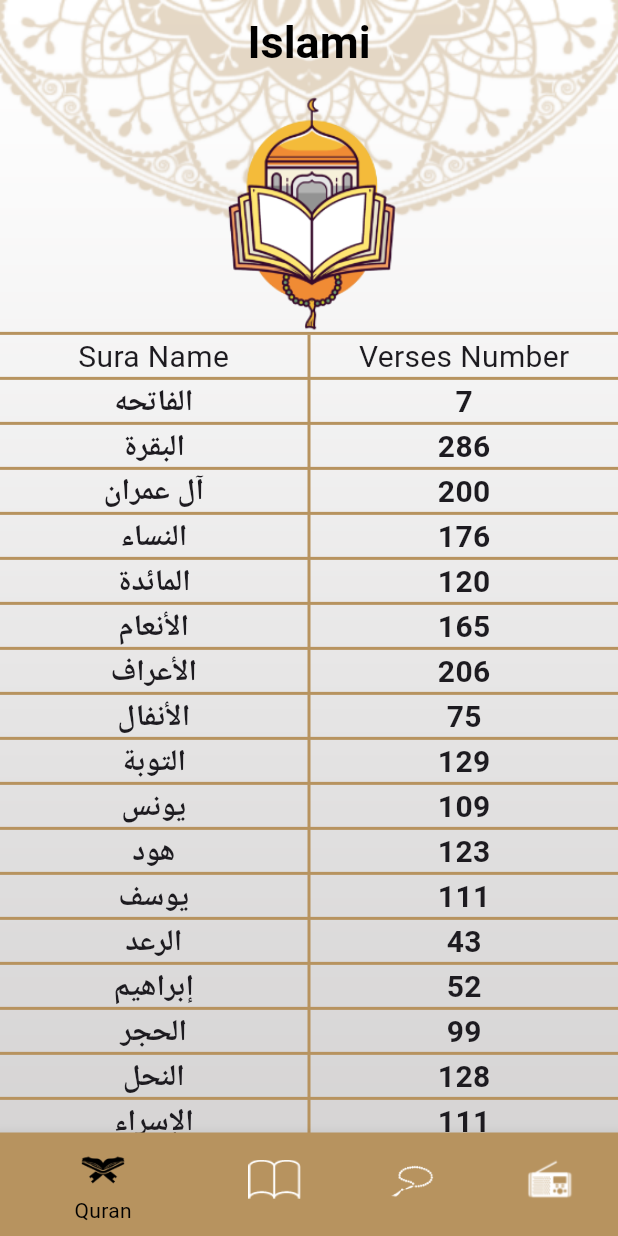
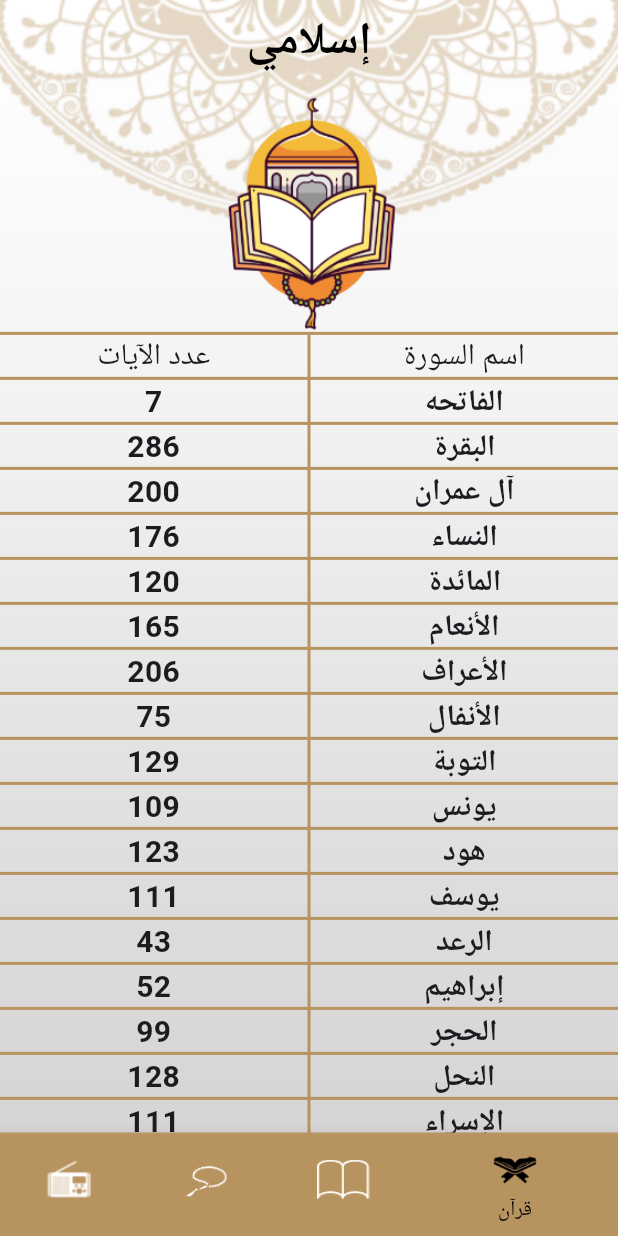
Before and after one commit to YomnaIbrahim4/islamy, a Flutter app: the screen it shows after launch, on a phone screen of 412 x 824 dp. Run offline on Flutter 3.47's test engine with Material 3 defaults, Android fonts, the phone set to English and light mode, and no system bars; generated files the repository leaves out were written again.

Commit message:
+ add localization to Islami project

```diff
--- /dev/null
+++ b/l10n.yaml
@@ -0,0 +1,3 @@
+arb-dir: lib/l10n
+template-arb-file: app_en.arb
+output-localization-file: app_localizations.dart
--- a/lib/home/home_screen.dart
+++ b/lib/home/home_screen.dart
@@ -3,6 +3,7 @@
 import 'package:islami_project/home/tabs/quran_tab.dart';
 import 'package:islami_project/home/tabs/radio_tab.dart';
 import 'package:islami_project/home/tabs/sebha_tab.dart';
+import 'package:flutter_gen/gen_l10n/app_localizations.dart';
 
 class HomeScreen extends StatefulWidget {
   static const String routeName = "Home";
@@ -32,7 +33,7 @@
       ),
         child: Scaffold(
           appBar: AppBar(
-            title: Text("Islami"),
+            title: Text(AppLocalizations.of(context)!.app_name),
           ),
           body: tabs[selectedIndex],
           bottomNavigationBar: BottomNavigationBar(
@@ -48,28 +49,28 @@
                     icon: ImageIcon(
                         AssetImage("assets/images/icon_quran.png"),
                     ),
-                  label: "Quran",
+                  label: AppLocalizations.of(context)!.quran,
                 ),
                 BottomNavigationBarItem(
                   backgroundColor: Theme.of(context).colorScheme.primary,
                     icon: ImageIcon(
                         AssetImage("assets/images/icon_hadeth.png"),
                     ),
-                  label: "Ahadeth",
+                  label:AppLocalizations.of(context)!.ahadeth,
                 ),
                 BottomNavigationBarItem(
                   backgroundColor: Theme.of(context).colorScheme.primary,
                     icon: ImageIcon(
                         AssetImage("assets/images/icon_sebha.png"),
                     ),
-                  label: "Tasbeeh",
+                  label: AppLocalizations.of(context)!.tasbeeh,
                 ),
                 BottomNavigationBarItem(
                   backgroundColor: Theme.of(context).colorScheme.primary,
                     icon: ImageIcon(
                         AssetImage("assets/images/icon_radio.png"),
                     ),
-                  label: "Radio",
+                  label: AppLocalizations.of(context)!.radio,
                 ),
               ],
           ),
--- a/lib/home/tabs/ahadeth_tab.dart
+++ b/lib/home/tabs/ahadeth_tab.dart
@@ -2,6 +2,7 @@
 import 'package:flutter/services.dart';
 import 'package:islami_project/ahadeth_details/ahadeth_details_screen.dart';
 import 'package:islami_project/home/hadeth.dart';
+import 'package:flutter_gen/gen_l10n/app_localizations.dart';
 
 class AhadethTab extends StatefulWidget {
 
@@ -26,7 +27,7 @@
                Image.asset("assets/images/hadith_header.png")),
         Divider(),
         Text(
-          "Ahadeth",
+          AppLocalizations.of(context)!.ahadeth,
           style: TextStyle(
             fontSize: 25,
             fontWeight: FontWeight.w600,
--- a/lib/home/tabs/quran_tab.dart
+++ b/lib/home/tabs/quran_tab.dart
@@ -1,6 +1,7 @@
 import 'package:flutter/material.dart';
 
 import '../sura_name_widget.dart';
+import 'package:flutter_gen/gen_l10n/app_localizations.dart';
 
 class QuranTab extends StatelessWidget {
   List<String> suraNames = [
@@ -35,7 +36,7 @@
             Expanded(
               child: Text(
                 textAlign: TextAlign.center,
-                  "Sura Name",
+                 AppLocalizations.of(context)!.sura_name,
                 style: TextStyle(
                   fontSize: 20,
                 ),
@@ -50,7 +51,7 @@
             ),
             Expanded(
               child: Text(
-                  "Verses Number",
+                  AppLocalizations.of(context)!.verses_number,
                 textAlign: TextAlign.center,
                 style: TextStyle(
                   fontSize: 20,
--- /dev/null
+++ b/lib/l10n/app_ar.arb
@@ -0,0 +1,11 @@
+{
+  "app_name": "إسلامي",
+  "sura_name": "اسم السورة",
+  "verses_number": "عدد الآيات",
+  "quran": "قرآن",
+  "ahadeth": "أحاديث",
+  "tasbeeh": "تسبيح",
+  "radio": "إذاعة"
+
+
+}
--- a/lib/main.dart
+++ b/lib/main.dart
@@ -1,7 +1,9 @@
 import 'package:flutter/material.dart';
+import 'package:flutter_localizations/flutter_localizations.dart';
 import 'package:islami_project/ahadeth_details/ahadeth_details_screen.dart';
 import 'package:islami_project/home/home_screen.dart';
 import 'package:islami_project/quran_details/quran_details_screen.dart';
+import 'package:flutter_gen/gen_l10n/app_localizations.dart';
 
 void main() {
 
@@ -17,6 +19,17 @@
   Widget build(BuildContext context) {
     return MaterialApp(
       title: 'Flutter Demo',
+      localizationsDelegates: [
+        AppLocalizations.delegate,
+        GlobalMaterialLocalizations.delegate,
+        GlobalWidgetsLocalizations.delegate,
+        GlobalCupertinoLocalizations.delegate,
+      ],
+      supportedLocales: [
+        Locale("en"), // English
+        Locale("ar"), // Arabic
+      ],
+      locale: Locale("ar"),
       theme: ThemeData(
         appBarTheme: AppBarTheme(
           backgroundColor: Colors.transparent,
--- a/pubspec.yaml
+++ b/pubspec.yaml
@@ -35,6 +35,9 @@
   # The following adds the Cupertino Icons font to your application.
   # Use with the CupertinoIcons class for iOS style icons.
   cupertino_icons: ^1.0.8
+  flutter_localizations:
+    sdk: flutter
+  intl: any
 
 dev_dependencies:
   flutter_test:
@@ -52,6 +55,7 @@
 
 # The following section is specific to Flutter packages.
 flutter:
+  generate: true
 
   # The following line ensures that the Material Icons font is
   # included with your application, so that you can use the icons in
```
Also changed, not shown: lib/l10n/app_en.arb (added, +11 -0 lines), pubspec.lock.
